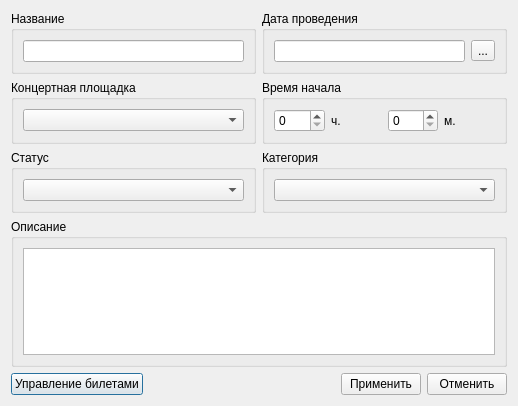
Old version of the form Admin/MainManager/actionsWidget/cactiondialog.ui in the repository Demonist/TCS.
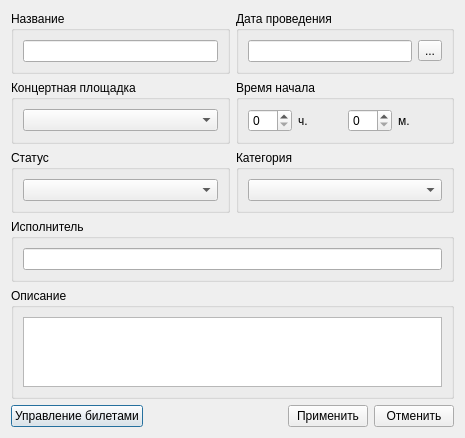
New version of the form. Icons and pictures are not drawn.

```diff
--- a/Admin/MainManager/actionsWidget/cactiondialog.ui
+++ b/Admin/MainManager/actionsWidget/cactiondialog.ui
@@ -6,8 +6,8 @@
    <rect>
     <x>0</x>
     <y>0</y>
-    <width>518</width>
-    <height>406</height>
+    <width>465</width>
+    <height>413</height>
    </rect>
   </property>
   <property name="windowTitle">
@@ -129,7 +129,7 @@
      </item>
     </layout>
    </item>
-   <item row="1" column="0">
+   <item row="2" column="0">
     <widget class="QGroupBox" name="groupBox_7">
      <property name="title">
       <string>Описание</string>
@@ -141,19 +141,6 @@
      </layout>
     </widget>
    </item>
-   <item row="2" column="0">
-    <spacer name="verticalSpacer">
-     <property name="orientation">
-      <enum>Qt::Vertical</enum>
-     </property>
-     <property name="sizeHint" stdset="0">
-      <size>
-       <width>20</width>
-       <height>0</height>
-      </size>
-     </property>
-    </spacer>
-   </item>
    <item row="3" column="0">
     <layout class="QHBoxLayout" name="horizontalLayout">
      <item>
@@ -200,6 +187,18 @@
      </item>
     </layout>
    </item>
+   <item row="1" column="0">
+    <widget class="QGroupBox" name="groupBox_8">
+     <property name="title">
+      <string>Исполнитель</string>
+     </property>
+     <layout class="QGridLayout" name="gridLayout_10">
+      <item row="0" column="0">
+       <widget class="QLineEdit" name="lePerformer"/>
+      </item>
+     </layout>
+    </widget>
+   </item>
   </layout>
  </widget>
  <resources>
```
